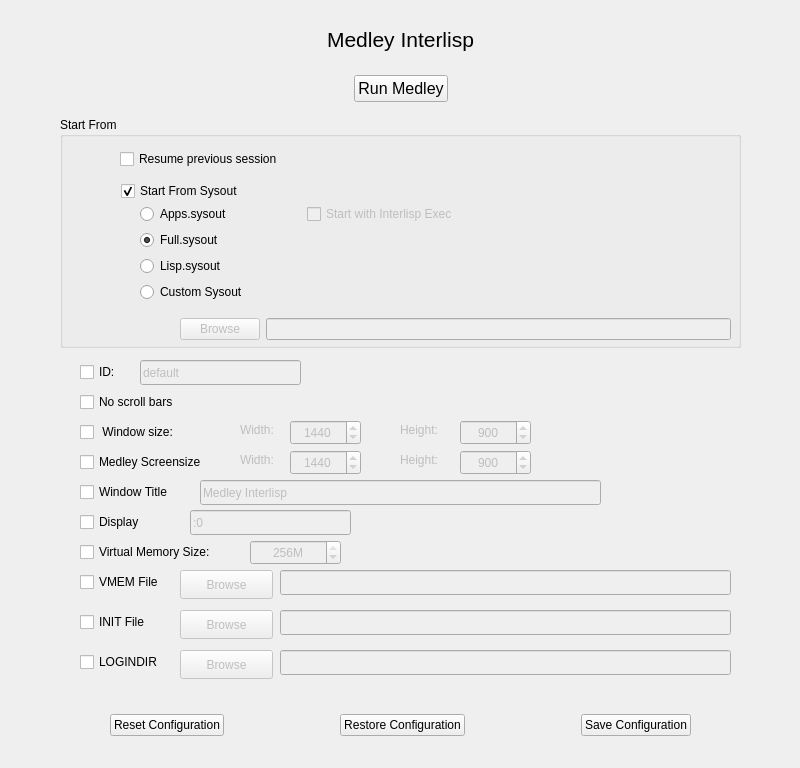
Interlisp/launch, file launch_medley/mainwindow.ui: the form before one commit.
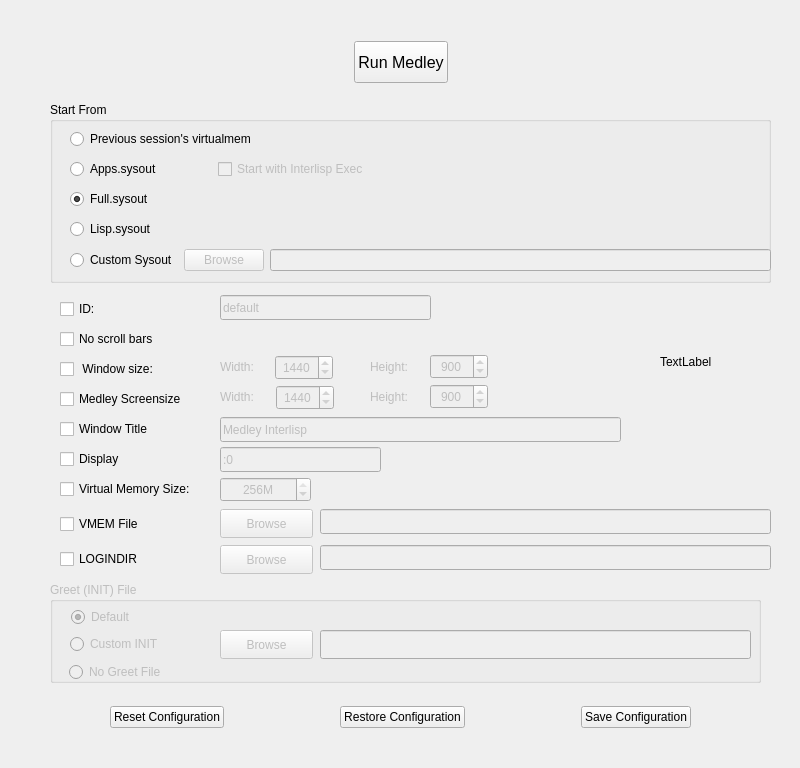
The form after the commit.

```diff
--- a/launch_medley/mainwindow.ui
+++ b/launch_medley/mainwindow.ui
@@ -17,70 +17,51 @@
    <widget class="QGroupBox" name="StartFromGB">
     <property name="geometry">
      <rect>
-      <x>60</x>
-      <y>117</y>
-      <width>681</width>
-      <height>231</height>
+      <x>50</x>
+      <y>102</y>
+      <width>721</width>
+      <height>181</height>
      </rect>
     </property>
     <property name="title">
      <string>Start From</string>
     </property>
-    <widget class="QCheckBox" name="ResumeCB">
-     <property name="geometry">
-      <rect>
-       <x>60</x>
-       <y>30</y>
-       <width>191</width>
-       <height>24</height>
-      </rect>
-     </property>
-     <property name="text">
-      <string>Resume previous session</string>
-     </property>
-     <property name="checked">
-      <bool>false</bool>
-     </property>
-    </widget>
-    <widget class="QCheckBox" name="StartFromSysoutCB">
-     <property name="geometry">
-      <rect>
-       <x>61</x>
-       <y>62</y>
-       <width>140</width>
-       <height>24</height>
-      </rect>
-     </property>
-     <property name="text">
-      <string>Start From Sysout</string>
-     </property>
-     <property name="checked">
-      <bool>true</bool>
-     </property>
-    </widget>
     <widget class="QWidget" name="layoutWidget">
      <property name="geometry">
       <rect>
-       <x>80</x>
-       <y>87</y>
-       <width>318</width>
-       <height>115</height>
+       <x>20</x>
+       <y>23</y>
+       <width>701</width>
+       <height>153</height>
       </rect>
      </property>
-     <layout class="QVBoxLayout" name="VerticalLayout">
-      <property name="sizeConstraint">
-       <enum>QLayout::SetMaximumSize</enum>
-      </property>
-      <property name="bottomMargin">
-       <number>11</number>
-      </property>
+     <layout class="QVBoxLayout" name="verticalLayout">
+      <item>
+       <widget class="QRadioButton" name="ResumeRB">
+        <property name="text">
+         <string>Previous session's virtualmem</string>
+        </property>
+       </widget>
+      </item>
       <item>
        <layout class="QHBoxLayout" name="horizontalLayout_2">
         <item>
          <widget class="QRadioButton" name="AppsSysoutRB">
+          <property name="sizePolicy">
+           <sizepolicy hsizetype="Fixed" vsizetype="Fixed">
+            <horstretch>0</horstretch>
+            <verstretch>0</verstretch>
+           </sizepolicy>
+          </property>
           <property name="maximumSize">
            <size>
             <width>16777215</width>
+            <height>16777215</height>
+           </size>
+          </property>
+          <property name="baseSize">
+           <size>
+            <width>75</width>
             <height>20</height>
            </size>
           </property>
@@ -102,7 +83,7 @@
           </property>
           <property name="sizeHint" stdset="0">
            <size>
-            <width>20</width>
+            <width>50</width>
             <height>20</height>
            </size>
           </property>
@@ -156,49 +137,45 @@
        </widget>
       </item>
       <item>
-       <widget class="QRadioButton" name="CustomSysoutRB">
-        <property name="maximumSize">
-         <size>
-          <width>16777215</width>
-          <height>20</height>
-         </size>
-        </property>
-        <property name="text">
-         <string>Custom Sysout</string>
-        </property>
-       </widget>
-      </item>
-     </layout>
-    </widget>
-    <widget class="QWidget" name="layoutWidget">
-     <property name="geometry">
-      <rect>
-       <x>120</x>
-       <y>197</y>
-       <width>551</width>
-       <height>31</height>
-      </rect>
-     </property>
-     <layout class="QHBoxLayout" name="horizontalLayout_5">
-      <item>
-       <widget class="QPushButton" name="CustomSysoutButton">
-        <property name="enabled">
-         <bool>false</bool>
-        </property>
-        <property name="text">
-         <string>Browse</string>
-        </property>
-       </widget>
-      </item>
-      <item>
-       <widget class="QLineEdit" name="SysoutPathLE">
-        <property name="enabled">
-         <bool>false</bool>
-        </property>
-        <property name="readOnly">
-         <bool>true</bool>
-        </property>
-       </widget>
+       <layout class="QHBoxLayout" name="horizontalLayout_6">
+        <item>
+         <widget class="QRadioButton" name="CustomSysoutRB">
+          <property name="maximumSize">
+           <size>
+            <width>16777215</width>
+            <height>20</height>
+           </size>
+          </property>
+          <property name="text">
+           <string>Custom Sysout</string>
+          </property>
+         </widget>
+        </item>
+        <item>
+         <layout class="QHBoxLayout" name="horizontalLayout_5">
+          <item>
+           <widget class="QPushButton" name="CustomSysoutButton">
+            <property name="enabled">
+             <bool>false</bool>
+            </property>
+            <property name="text">
+             <string>Browse</string>
+            </property>
+           </widget>
+          </item>
+          <item>
+           <widget class="QLineEdit" name="SysoutPathLE">
+            <property name="enabled">
+             <bool>false</bool>
+            </property>
+            <property name="readOnly">
+             <bool>true</bool>
+            </property>
+           </widget>
+          </item>
+         </layout>
+        </item>
+       </layout>
       </item>
      </layout>
     </widget>
@@ -206,8 +183,8 @@
    <widget class="QCheckBox" name="IdCB">
     <property name="geometry">
      <rect>
-      <x>80</x>
-      <y>360</y>
+      <x>60</x>
+      <y>297</y>
       <width>51</width>
       <height>24</height>
      </rect>
@@ -222,9 +199,9 @@
     </property>
     <property name="geometry">
      <rect>
-      <x>140</x>
-      <y>360</y>
-      <width>161</width>
+      <x>220</x>
+      <y>295</y>
+      <width>211</width>
       <height>25</height>
      </rect>
     </property>
@@ -235,8 +212,8 @@
    <widget class="QCheckBox" name="NoScrollCB">
     <property name="geometry">
      <rect>
-      <x>80</x>
-      <y>390</y>
+      <x>60</x>
+      <y>327</y>
       <width>141</width>
       <height>24</height>
      </rect>
@@ -248,12 +225,18 @@
    <widget class="QCheckBox" name="GeoCB">
     <property name="geometry">
      <rect>
-      <x>80</x>
-      <y>420</y>
-      <width>121</width>
+      <x>60</x>
+      <y>357</y>
+      <width>115</width>
       <height>24</height>
      </rect>
     </property>
+    <property name="sizePolicy">
+     <sizepolicy hsizetype="Fixed" vsizetype="Fixed">
+      <horstretch>0</horstretch>
+      <verstretch>0</verstretch>
+     </sizepolicy>
+    </property>
     <property name="text">
      <string> Window size:</string>
     </property>
@@ -264,12 +247,18 @@
     </property>
     <property name="geometry">
      <rect>
-      <x>290</x>
-      <y>420</y>
-      <width>71</width>
+      <x>275</x>
+      <y>355</y>
+      <width>58</width>
       <height>25</height>
      </rect>
     </property>
+    <property name="sizePolicy">
+     <sizepolicy hsizetype="Fixed" vsizetype="Fixed">
+      <horstretch>0</horstretch>
+      <verstretch>0</verstretch>
+     </sizepolicy>
+    </property>
     <property name="alignment">
      <set>Qt::AlignCenter</set>
     </property>
@@ -298,12 +287,30 @@
     </property>
     <property name="geometry">
      <rect>
-      <x>240</x>
-      <y>420</y>
-      <width>51</width>
+      <x>220</x>
+      <y>357</y>
+      <width>50</width>
       <height>20</height>
      </rect>
     </property>
+    <property name="sizePolicy">
+     <sizepolicy hsizetype="Fixed" vsizetype="Fixed">
+      <horstretch>0</horstretch>
+      <verstretch>0</verstretch>
+     </sizepolicy>
+    </property>
+    <property name="minimumSize">
+     <size>
+      <width>50</width>
+      <height>0</height>
+     </size>
+    </property>
+    <property name="maximumSize">
+     <size>
+      <width>50</width>
+      <height>16777215</height>
+     </size>
+    </property>
     <property name="text">
      <string>Width:</string>
     </property>
@@ -314,12 +321,30 @@
     </property>
     <property name="geometry">
      <rect>
-      <x>400</x>
-      <y>420</y>
-      <width>51</width>
+      <x>370</x>
+      <y>357</y>
+      <width>50</width>
       <height>20</height>
      </rect>
     </property>
+    <property name="sizePolicy">
+     <sizepolicy hsizetype="Fixed" vsizetype="Preferred">
+      <horstretch>0</horstretch>
+      <verstretch>0</verstretch>
+     </sizepolicy>
+    </property>
+    <property name="minimumSize">
+     <size>
+      <width>50</width>
+      <height>0</height>
+     </size>
+    </property>
+    <property name="maximumSize">
+     <size>
+      <width>50</width>
+      <height>16777215</height>
+     </size>
+    </property>
     <property name="text">
      <string>Height:</string>
     </property>
@@ -330,12 +355,18 @@
     </property>
     <property name="geometry">
      <rect>
-      <x>460</x>
-      <y>420</y>
-      <width>71</width>
+      <x>430</x>
+      <y>354</y>
+      <width>58</width>
       <height>25</height>
      </rect>
     </property>
+    <property name="sizePolicy">
+     <sizepolicy hsizetype="Fixed" vsizetype="Fixed">
+      <horstretch>0</horstretch>
+      <verstretch>0</verstretch>
+     </sizepolicy>
+    </property>
     <property name="alignment">
      <set>Qt::AlignCenter</set>
     </property>
@@ -352,9 +383,9 @@
     </property>
     <property name="geometry">
      <rect>
-      <x>400</x>
-      <y>450</y>
-      <width>51</width>
+      <x>370</x>
+      <y>387</y>
+      <width>48</width>
       <height>20</height>
      </rect>
     </property>
@@ -365,9 +396,9 @@
    <widget class="QCheckBox" name="ScreenSizeCB">
     <property name="geometry">
      <rect>
-      <x>80</x>
-      <y>450</y>
-      <width>151</width>
+      <x>60</x>
+      <y>387</y>
+      <width>146</width>
       <height>24</height>
      </rect>
     </property>
@@ -381,9 +412,9 @@
     </property>
     <property name="geometry">
      <rect>
-      <x>460</x>
-      <y>450</y>
-      <width>71</width>
+      <x>430</x>
+      <y>384</y>
+      <width>58</width>
       <height>25</height>
      </rect>
     </property>
@@ -406,9 +437,9 @@
     </property>
     <property name="geometry">
      <rect>
-      <x>240</x>
-      <y>450</y>
-      <width>51</width>
+      <x>220</x>
+      <y>387</y>
+      <width>43</width>
       <height>20</height>
      </rect>
     </property>
@@ -422,12 +453,24 @@
     </property>
     <property name="geometry">
      <rect>
-      <x>290</x>
-      <y>450</y>
-      <width>71</width>
+      <x>276</x>
+      <y>385</y>
+      <width>58</width>
       <height>25</height>
      </rect>
     </property>
+    <property name="sizePolicy">
+     <sizepolicy hsizetype="Fixed" vsizetype="Fixed">
+      <horstretch>0</horstretch>
+      <verstretch>0</verstretch>
+     </sizepolicy>
+    </property>
+    <property name="baseSize">
+     <size>
+      <width>500</width>
+      <height>20</height>
+     </size>
+    </property>
     <property name="alignment">
      <set>Qt::AlignCenter</set>
     </property>
@@ -447,8 +490,8 @@
    <widget class="QCheckBox" name="TitleCB">
     <property name="geometry">
      <rect>
-      <x>80</x>
-      <y>480</y>
+      <x>60</x>
+      <y>417</y>
       <width>121</width>
       <height>24</height>
      </rect>
@@ -463,8 +506,8 @@
     </property>
     <property name="geometry">
      <rect>
-      <x>200</x>
-      <y>480</y>
+      <x>220</x>
+      <y>417</y>
       <width>401</width>
       <height>25</height>
      </rect>
@@ -476,8 +519,8 @@
    <widget class="QCheckBox" name="DisplayCB">
     <property name="geometry">
      <rect>
-      <x>80</x>
-      <y>510</y>
+      <x>60</x>
+      <y>447</y>
       <width>81</width>
       <height>24</height>
      </rect>
@@ -492,8 +535,8 @@
     </property>
     <property name="geometry">
      <rect>
-      <x>190</x>
-      <y>510</y>
+      <x>220</x>
+      <y>447</y>
       <width>161</width>
       <height>25</height>
      </rect>
@@ -505,8 +548,8 @@
    <widget class="QCheckBox" name="MemoryCB">
     <property name="geometry">
      <rect>
-      <x>80</x>
-      <y>540</y>
+      <x>60</x>
+      <y>477</y>
       <width>171</width>
       <height>24</height>
      </rect>
@@ -521,8 +564,8 @@
     </property>
     <property name="geometry">
      <rect>
-      <x>250</x>
-      <y>540</y>
+      <x>220</x>
+      <y>477</y>
       <width>91</width>
       <height>25</height>
      </rect>
@@ -552,8 +595,8 @@
     </property>
     <property name="geometry">
      <rect>
-      <x>280</x>
-      <y>570</y>
+      <x>320</x>
+      <y>509</y>
       <width>451</width>
       <height>25</height>
      </rect>
@@ -568,40 +611,8 @@
     </property>
     <property name="geometry">
      <rect>
-      <x>180</x>
-      <y>570</y>
-      <width>93</width>
-      <height>29</height>
-     </rect>
-    </property>
-    <property name="text">
-     <string>Browse</string>
-    </property>
-   </widget>
-   <widget class="QLineEdit" name="GreetFileLE">
-    <property name="enabled">
-     <bool>false</bool>
-    </property>
-    <property name="geometry">
-     <rect>
-      <x>280</x>
-      <y>610</y>
-      <width>451</width>
-      <height>25</height>
-     </rect>
-    </property>
-    <property name="readOnly">
-     <bool>true</bool>
-    </property>
-   </widget>
-   <widget class="QPushButton" name="GreetFileButton">
-    <property name="enabled">
-     <bool>false</bool>
-    </property>
-    <property name="geometry">
-     <rect>
-      <x>180</x>
-      <y>610</y>
+      <x>220</x>
+      <y>509</y>
       <width>93</width>
       <height>29</height>
      </rect>
@@ -616,12 +627,15 @@
     </property>
     <property name="geometry">
      <rect>
-      <x>280</x>
-      <y>650</y>
+      <x>320</x>
+      <y>545</y>
       <width>451</width>
       <height>25</height>
      </rect>
     </property>
+    <property name="alignment">
+     <set>Qt::AlignRight|Qt::AlignTrailing|Qt::AlignVCenter</set>
+    </property>
     <property name="readOnly">
      <bool>true</bool>
     </property>
@@ -632,8 +646,8 @@
     </property>
     <property name="geometry">
      <rect>
-      <x>180</x>
-      <y>650</y>
+      <x>220</x>
+      <y>545</y>
       <width>93</width>
       <height>29</height>
      </rect>
@@ -645,8 +659,8 @@
    <widget class="QCheckBox" name="VmemFileCB">
     <property name="geometry">
      <rect>
-      <x>80</x>
-      <y>570</y>
+      <x>60</x>
+      <y>512</y>
       <width>101</width>
       <height>24</height>
      </rect>
@@ -655,24 +669,11 @@
      <string>VMEM File</string>
     </property>
    </widget>
-   <widget class="QCheckBox" name="GreetFileCB">
-    <property name="geometry">
-     <rect>
-      <x>80</x>
-      <y>610</y>
-      <width>81</width>
-      <height>24</height>
-     </rect>
-    </property>
-    <property name="text">
-     <string>INIT File</string>
-    </property>
-   </widget>
    <widget class="QCheckBox" name="LoginDirCB">
     <property name="geometry">
      <rect>
-      <x>80</x>
-      <y>650</y>
+      <x>60</x>
+      <y>547</y>
       <width>88</width>
       <height>24</height>
      </rect>
@@ -685,7 +686,7 @@
     <property name="geometry">
      <rect>
       <x>0</x>
-      <y>710</y>
+      <y>702</y>
       <width>801</width>
       <height>31</height>
      </rect>
@@ -770,9 +771,9 @@
     <property name="geometry">
      <rect>
       <x>0</x>
-      <y>70</y>
+      <y>40</y>
       <width>801</width>
-      <height>38</height>
+      <height>44</height>
      </rect>
     </property>
     <layout class="QHBoxLayout" name="horizontalLayout_3">
@@ -790,7 +791,19 @@
       </spacer>
      </item>
      <item>
-      <widget class="QPushButton" name="RunButton1">
+      <widget class="QPushButton" name="RunMedleyButton">
+       <property name="minimumSize">
+        <size>
+         <width>0</width>
+         <height>42</height>
+        </size>
+       </property>
+       <property name="maximumSize">
+        <size>
+         <width>16777215</width>
+         <height>42</height>
+        </size>
+       </property>
        <property name="font">
         <font>
          <pointsize>12</pointsize>
@@ -816,58 +829,160 @@
      </item>
     </layout>
    </widget>
-   <widget class="QWidget" name="layoutWidget">
+   <widget class="QGroupBox" name="GreetGB">
+    <property name="enabled">
+     <bool>false</bool>
+    </property>
     <property name="geometry">
      <rect>
-      <x>0</x>
-      <y>20</y>
-      <width>801</width>
-      <height>38</height>
+      <x>50</x>
+      <y>582</y>
+      <width>711</width>
+      <height>101</height>
      </rect>
     </property>
-    <layout class="QHBoxLayout" name="horizontalLayout_4">
-     <item>
-      <spacer name="horizontalSpacer_7">
-       <property name="orientation">
-        <enum>Qt::Horizontal</enum>
-       </property>
-       <property name="sizeHint" stdset="0">
-        <size>
-         <width>40</width>
-         <height>20</height>
-        </size>
-       </property>
-      </spacer>
-     </item>
-     <item>
-      <widget class="QLabel" name="MainLabel">
-       <property name="font">
-        <font>
-         <pointsize>16</pointsize>
-        </font>
-       </property>
-       <property name="text">
-        <string>Medley Interlisp</string>
-       </property>
-       <property name="alignment">
-        <set>Qt::AlignCenter</set>
-       </property>
-      </widget>
-     </item>
-     <item>
-      <spacer name="horizontalSpacer_8">
-       <property name="orientation">
-        <enum>Qt::Horizontal</enum>
-       </property>
-       <property name="sizeHint" stdset="0">
-        <size>
-         <width>40</width>
-         <height>20</height>
-        </size>
-       </property>
-      </spacer>
-     </item>
-    </layout>
+    <property name="title">
+     <string>Greet (INIT) File</string>
+    </property>
+    <widget class="QPushButton" name="GreetFileButton">
+     <property name="enabled">
+      <bool>false</bool>
+     </property>
+     <property name="geometry">
+      <rect>
+       <x>170</x>
+       <y>48</y>
+       <width>93</width>
+       <height>29</height>
+      </rect>
+     </property>
+     <property name="minimumSize">
+      <size>
+       <width>0</width>
+       <height>29</height>
+      </size>
+     </property>
+     <property name="maximumSize">
+      <size>
+       <width>16777215</width>
+       <height>29</height>
+      </size>
+     </property>
+     <property name="text">
+      <string>Browse</string>
+     </property>
+    </widget>
+    <widget class="QLineEdit" name="GreetFileLE">
+     <property name="enabled">
+      <bool>false</bool>
+     </property>
+     <property name="geometry">
+      <rect>
+       <x>270</x>
+       <y>48</y>
+       <width>431</width>
+       <height>30</height>
+      </rect>
+     </property>
+     <property name="minimumSize">
+      <size>
+       <width>0</width>
+       <height>29</height>
+      </size>
+     </property>
+     <property name="maximumSize">
+      <size>
+       <width>16777215</width>
+       <height>29</height>
+      </size>
+     </property>
+     <property name="readOnly">
+      <bool>true</bool>
+     </property>
+    </widget>
+    <widget class="QRadioButton" name="GreetDefaultRB">
+     <property name="geometry">
+      <rect>
+       <x>21</x>
+       <y>25</y>
+       <width>101</width>
+       <height>20</height>
+      </rect>
+     </property>
+     <property name="maximumSize">
+      <size>
+       <width>16777215</width>
+       <height>20</height>
+      </size>
+     </property>
+     <property name="text">
+      <string>Default</string>
+     </property>
+     <property name="checked">
+      <bool>true</bool>
+     </property>
+    </widget>
+    <widget class="QRadioButton" name="GreetNoneRB">
+     <property name="geometry">
+      <rect>
+       <x>19</x>
+       <y>80</y>
+       <width>121</width>
+       <height>20</height>
+      </rect>
+     </property>
+     <property name="maximumSize">
+      <size>
+       <width>16777215</width>
+       <height>20</height>
+      </size>
+     </property>
+     <property name="text">
+      <string>No Greet File</string>
+     </property>
+     <property name="checked">
+      <bool>false</bool>
+     </property>
+    </widget>
+    <widget class="QRadioButton" name="GreetCustomRB">
+     <property name="geometry">
+      <rect>
+       <x>20</x>
+       <y>50</y>
+       <width>107</width>
+       <height>24</height>
+      </rect>
+     </property>
+     <property name="text">
+      <string>Custom INIT</string>
+     </property>
+    </widget>
+    <widget class="QLabel" name="GreetDefaultLabel">
+     <property name="geometry">
+      <rect>
+       <x>174</x>
+       <y>25</y>
+       <width>501</width>
+       <height>20</height>
+      </rect>
+     </property>
+     <property name="text">
+      <string/>
+     </property>
+    </widget>
+   </widget>
+   <widget class="QLabel" name="label">
+    <property name="geometry">
+     <rect>
+      <x>660</x>
+      <y>352</y>
+      <width>63</width>
+      <height>20</height>
+     </rect>
+    </property>
+    <property name="text">
+     <string>TextLabel</string>
+    </property>
    </widget>
   </widget>
   <action name="actionTest1">
```
